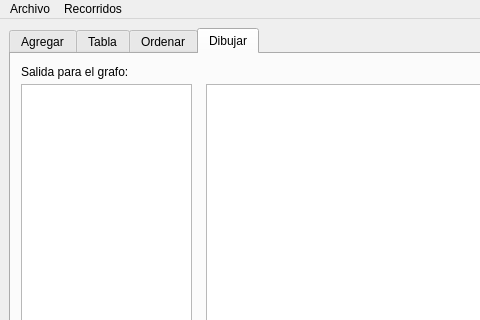
FabianAlejandroEsquedaRodriguez/S.ALGORITMIA_UI_PARTICULA, file particula.ui: the form before one commit; both pictures show x 0 to 480 and y 0 to 320 of the 627 by 505 pixel window.
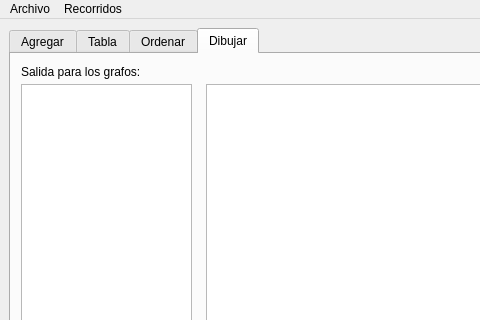
The form after the commit. The open tabs and pages were chosen to show the change.

Commit message: Se agrego un boton para realizar el algoritmo de kruskal

```diff
--- a/particula.ui
+++ b/particula.ui
@@ -326,7 +326,7 @@
          </rect>
         </property>
         <property name="text">
-         <string>Salida para el grafo:</string>
+         <string>Salida para los grafos:</string>
         </property>
        </widget>
        <widget class="QPlainTextEdit" name="salida_grafo">
```
Left out of the diff: 9 changed lines with no effect on the pictures.
